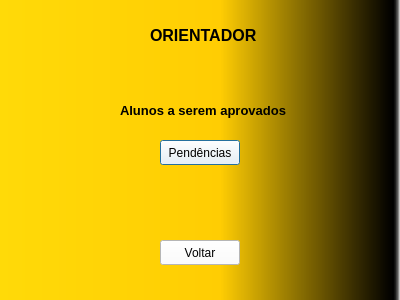
Old version of the form interfaceorientador.ui in the repository guilherme9718/monitoria-rapida.
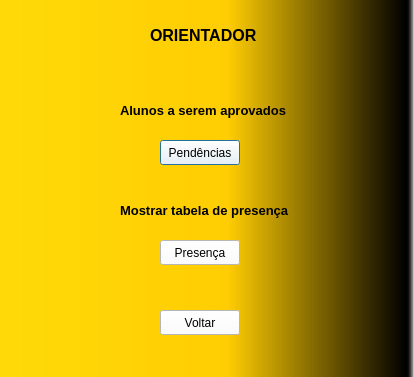
New version of the form.

What changed in the file:
```diff
--- a/interfaceorientador.ui
+++ b/interfaceorientador.ui
@@ -6,22 +6,10 @@
    <rect>
     <x>0</x>
     <y>0</y>
-    <width>400</width>
-    <height>300</height>
+    <width>414</width>
+    <height>377</height>
    </rect>
   </property>
-  <property name="minimumSize">
-   <size>
-    <width>400</width>
-    <height>300</height>
-   </size>
-  </property>
-  <property name="maximumSize">
-   <size>
-    <width>400</width>
-    <height>300</height>
-   </size>
-  </property>
   <property name="windowTitle">
    <string>Dialog</string>
   </property>
@@ -98,7 +86,7 @@
    <property name="geometry">
     <rect>
      <x>160</x>
-     <y>240</y>
+     <y>310</y>
      <width>80</width>
      <height>25</height>
     </rect>
@@ -111,6 +99,46 @@
     <string>Voltar</string>
    </property>
   </widget>
+  <widget class="QLabel" name="label_3">
+   <property name="geometry">
+    <rect>
+     <x>120</x>
+     <y>200</y>
+     <width>231</width>
+     <height>21</height>
+    </rect>
+   </property>
+   <property name="font">
+    <font>
+     <pointsize>10</pointsize>
+     <weight>75</weight>
+     <bold>true</bold>
+    </font>
+   </property>
+   <property name="styleSheet">
+    <string notr="true">color:rgb(0, 0, 0)</string>
+   </property>
+   <property name="text">
+    <string>Mostrar tabela de presença</string>
+   </property>
+  </widget>
+  <widget class="QPushButton" name="tabela">
+   <property name="geometry">
+    <rect>
+     <x>160</x>
+     <y>240</y>
+     <width>80</width>
+     <height>25</height>
+    </rect>
+   </property>
+   <property name="styleSheet">
+    <string notr="true">color:rgb(0, 0, 0);
+background-color: rgb(255, 255, 255);</string>
+   </property>
+   <property name="text">
+    <string>Presença</string>
+   </property>
+  </widget>
  </widget>
  <resources/>
  <connections/>
```
